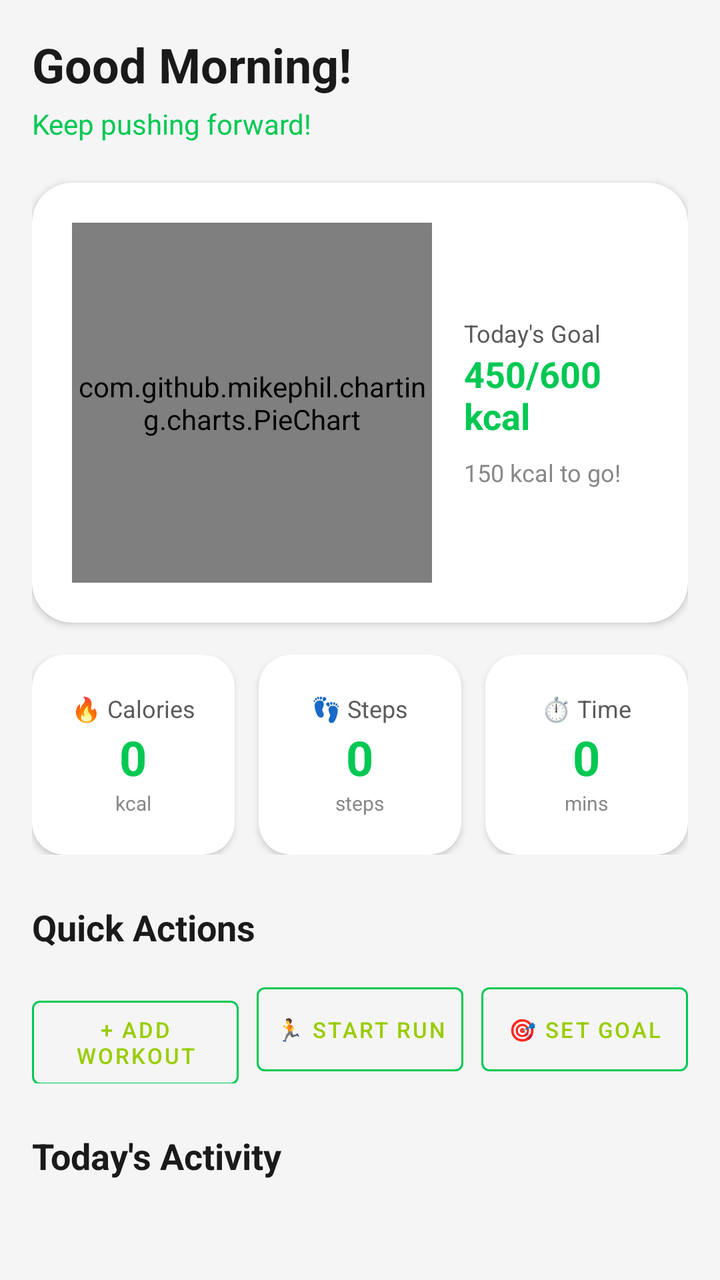
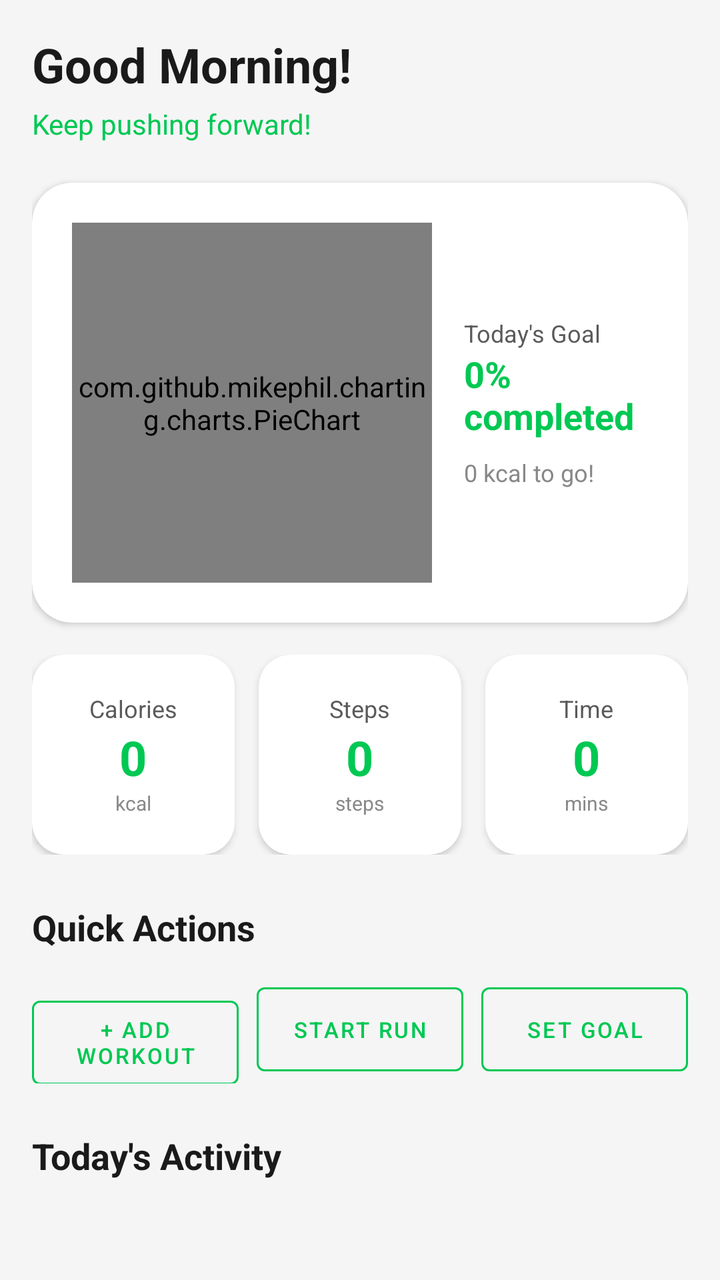

An Android layout rendered at two revisions. The XML below is the earlier revision; the diff shows what the commit changed to produce the second picture.
<!-- AndroidManifest.xml: application theme Theme.FitnessApp -->
<!-- res/layout/fragment_home.xml -->
<?xml version="1.0" encoding="utf-8"?>
<layout xmlns:android="http://schemas.android.com/apk/res/android"
    xmlns:app="http://schemas.android.com/apk/res-auto">

    <data>

    </data>

    <ScrollView
        android:layout_width="match_parent"
        android:layout_height="match_parent"
        android:background="@color/background">

        <LinearLayout
            android:layout_width="match_parent"
            android:layout_height="wrap_content"
            android:orientation="vertical"
            android:padding="16dp">

            
            <TextView
                android:id="@+id/welcomeText"
                android:layout_width="wrap_content"
                android:layout_height="wrap_content"
                android:text="Good Morning!"
                android:textSize="24sp"
                android:textStyle="bold"
                android:textColor="@color/text_primary" />

            <TextView
                android:id="@+id/motivationText"
                android:layout_width="wrap_content"
                android:layout_height="wrap_content"
                android:layout_marginTop="4dp"
                android:text="Keep pushing forward!"
                android:textSize="14sp"
                android:textColor="@color/primary" />

            
            <androidx.cardview.widget.CardView
                android:layout_width="match_parent"
                android:layout_height="wrap_content"
                android:layout_marginTop="20dp"
                app:cardCornerRadius="20dp"
                app:cardBackgroundColor="@color/surface">

                <LinearLayout
                    android:layout_width="match_parent"
                    android:layout_height="wrap_content"
                    android:orientation="vertical"
                    android:padding="20dp"
                    android:gravity="center">

                    <androidx.constraintlayout.widget.ConstraintLayout
                        android:layout_width="match_parent"
                        android:layout_height="wrap_content">

                        <com.github.mikephil.charting.charts.PieChart
                            android:id="@+id/progressChart"
                            android:layout_width="180dp"
                            android:layout_height="180dp"
                            app:layout_constraintStart_toStartOf="parent"
                            app:layout_constraintTop_toTopOf="parent" />

                        <LinearLayout
                            android:layout_width="0dp"
                            android:layout_height="wrap_content"
                            android:layout_marginStart="16dp"
                            android:orientation="vertical"
                            app:layout_constraintEnd_toEndOf="parent"
                            app:layout_constraintStart_toEndOf="@+id/progressChart"
                            app:layout_constraintTop_toTopOf="parent"
                            app:layout_constraintBottom_toBottomOf="parent">

                            <TextView
                                android:layout_width="wrap_content"
                                android:layout_height="wrap_content"
                                android:text="Today's Goal"
                                android:textColor="@color/text_secondary"
                                android:textSize="12sp" />

                            <TextView
                                android:id="@+id/goalProgressText"
                                android:layout_width="wrap_content"
                                android:layout_height="wrap_content"
                                android:text="450/600 kcal"
                                android:textSize="18sp"
                                android:textStyle="bold"
                                android:textColor="@color/primary" />

                            <TextView
                                android:id="@+id/remainingText"
                                android:layout_width="wrap_content"
                                android:layout_height="wrap_content"
                                android:layout_marginTop="8dp"
                                android:text="150 kcal to go!"
                                android:textColor="@color/text_hint"
                                android:textSize="12sp" />
                        </LinearLayout>
                    </androidx.constraintlayout.widget.ConstraintLayout>
                </LinearLayout>
            </androidx.cardview.widget.CardView>

            
            <LinearLayout
                android:layout_width="match_parent"
                android:layout_height="wrap_content"
                android:layout_marginTop="16dp"
                android:orientation="horizontal">

                <androidx.cardview.widget.CardView
                    android:layout_width="0dp"
                    android:layout_height="100dp"
                    android:layout_marginEnd="8dp"
                    android:layout_weight="1"
                    app:cardCornerRadius="16dp"
                    app:cardBackgroundColor="@color/surface">

                    <LinearLayout
                        android:layout_width="match_parent"
                        android:layout_height="match_parent"
                        android:orientation="vertical"
                        android:gravity="center">

                        <TextView
                            android:layout_width="wrap_content"
                            android:layout_height="wrap_content"
                            android:text="@string/label_calories"
                            android:textColor="@color/text_secondary"
                            android:textSize="12sp" />

                        <TextView
                            android:id="@+id/caloriesValue"
                            android:layout_width="wrap_content"
                            android:layout_height="wrap_content"
                            android:text="0"
                            android:textSize="24sp"
                            android:textStyle="bold"
                            android:textColor="@color/primary" />

                        <TextView
                            android:layout_width="wrap_content"
                            android:layout_height="wrap_content"
                            android:text="kcal"
                            android:textColor="@color/text_hint"
                            android:textSize="10sp" />
                    </LinearLayout>
                </androidx.cardview.widget.CardView>

                <androidx.cardview.widget.CardView
                    android:layout_width="0dp"
                    android:layout_height="100dp"
                    android:layout_marginStart="4dp"
                    android:layout_marginEnd="4dp"
                    android:layout_weight="1"
                    app:cardCornerRadius="16dp"
                    app:cardBackgroundColor="@color/surface">

                    <LinearLayout
                        android:layout_width="match_parent"
                        android:layout_height="match_parent"
                        android:orientation="vertical"
                        android:gravity="center">

                        <TextView
                            android:layout_width="wrap_content"
                            android:layout_height="wrap_content"
                            android:text="@string/label_steps"
                            android:textColor="@color/text_secondary"
                            android:textSize="12sp" />

                        <TextView
                            android:id="@+id/stepsValue"
                            android:layout_width="wrap_content"
                            android:layout_height="wrap_content"
                            android:text="0"
                            android:textSize="24sp"
                            android:textStyle="bold"
                            android:textColor="@color/primary" />

                        <TextView
                            android:layout_width="wrap_content"
                            android:layout_height="wrap_content"
                            android:text="steps"
                            android:textColor="@color/text_hint"
                            android:textSize="10sp" />
                    </LinearLayout>
                </androidx.cardview.widget.CardView>

                <androidx.cardview.widget.CardView
                    android:layout_width="0dp"
                    android:layout_height="100dp"
                    android:layout_marginStart="8dp"
                    android:layout_weight="1"
                    app:cardCornerRadius="16dp"
                    app:cardBackgroundColor="@color/surface">

                    <LinearLayout
                        android:layout_width="match_parent"
                        android:layout_height="match_parent"
                        android:orientation="vertical"
                        android:gravity="center">

                        <TextView
                            android:layout_width="wrap_content"
                            android:layout_height="wrap_content"
                            android:text="@string/label_time"
                            android:textColor="@color/text_secondary"
                            android:textSize="12sp" />

                        <TextView
                            android:id="@+id/timeValue"
                            android:layout_width="wrap_content"
                            android:layout_height="wrap_content"
                            android:text="0"
                            android:textSize="24sp"
                            android:textStyle="bold"
                            android:textColor="@color/primary" />

                        <TextView
                            android:layout_width="wrap_content"
                            android:layout_height="wrap_content"
                            android:text="mins"
                            android:textColor="@color/text_hint"
                            android:textSize="10sp" />
                    </LinearLayout>
                </androidx.cardview.widget.CardView>
            </LinearLayout>

            
            <TextView
                android:layout_width="wrap_content"
                android:layout_height="wrap_content"
                android:layout_marginTop="24dp"
                android:text="Quick Actions"
                android:textSize="18sp"
                android:textStyle="bold"
                android:textColor="@color/text_primary" />

            <LinearLayout
                android:layout_width="match_parent"
                android:layout_height="wrap_content"
                android:layout_marginTop="12dp"
                android:orientation="horizontal">

                <com.google.android.material.button.MaterialButton
                    android:id="@+id/btnAddWorkout"
                    android:layout_width="0dp"
                    android:layout_height="54dp"
                    android:layout_marginEnd="6dp"
                    android:layout_weight="1"
                    android:text="@string/action_add_workout"
                    android:textColor="@android:color/holo_green_light"
                    android:textSize="11sp"
                    android:paddingLeft="4dp"
                    android:paddingRight="4dp"
                    style="@style/Widget.MaterialComponents.Button.OutlinedButton"
                    app:strokeColor="@color/primary" />

                <com.google.android.material.button.MaterialButton
                    android:id="@+id/btnStartRunning"
                    android:layout_width="0dp"
                    android:layout_height="54dp"
                    android:layout_marginStart="3dp"
                    android:layout_marginEnd="3dp"
                    android:layout_weight="1"
                    android:text="@string/action_start_run"
                    android:textColor="@android:color/holo_green_light"
                    android:textSize="11sp"
                    android:paddingLeft="4dp"
                    android:paddingRight="4dp"
                    style="@style/Widget.MaterialComponents.Button.OutlinedButton"
                    app:strokeColor="@color/primary" />

                <com.google.android.material.button.MaterialButton
                    android:id="@+id/btnSetGoal"
                    android:layout_width="0dp"
                    android:layout_height="54dp"
                    android:layout_marginStart="6dp"
                    android:layout_weight="1"
                    android:text="@string/action_set_goal"
                    android:textColor="@android:color/holo_green_light"
                    android:textSize="11sp"
                    android:paddingLeft="4dp"
                    android:paddingRight="4dp"
                    style="@style/Widget.MaterialComponents.Button.OutlinedButton"
                    app:strokeColor="@color/primary" />
            </LinearLayout>

            
            <TextView
                android:layout_width="wrap_content"
                android:layout_height="wrap_content"
                android:layout_marginTop="24dp"
                android:text="Today's Activity"
                android:textSize="18sp"
                android:textStyle="bold"
                android:textColor="@color/text_primary" />

            <androidx.recyclerview.widget.RecyclerView
                android:id="@+id/todayWorkoutsRecycler"
                android:layout_width="match_parent"
                android:layout_height="wrap_content"
                android:layout_marginTop="8dp"
                android:nestedScrollingEnabled="false" />



        </LinearLayout>
    </ScrollView>
</layout>
<!-- resources referenced by this layout -->
<resources>
  <color name="background">#F5F5F5</color>
  <color name="primary">#00C853</color>
  <color name="surface">#FFFFFF</color>
  <color name="text_hint">#888888</color>
  <color name="text_primary">#1A1A1A</color>
  <color name="text_secondary">#5A5A5A</color>
  <string name="action_add_workout">+ Add Workout</string>
  <string name="action_set_goal">\uD83C\uDFAF Set Goal</string>
  <string name="action_start_run">\uD83C\uDFC3 Start Run</string>
  <string name="label_calories">\uD83D\uDD25 Calories</string>
  <string name="label_steps">\uD83D\uDC63 Steps</string>
  <string name="label_time">\u23F1\uFE0F Time</string>
  <style name="Theme.FitnessApp" parent="Theme.MaterialComponents.Light.NoActionBar">
          <item name="colorPrimary">@color/primary</item>
          <item name="colorPrimaryVariant">@color/primary_dark</item>
          <item name="colorOnPrimary">@color/background</item>
          <item name="colorSecondary">@color/secondary</item>
          <item name="colorSecondaryVariant">@color/secondary</item>
          <item name="colorOnSecondary">@color/text_primary</item>
          <item name="android:statusBarColor">@color/background</item>
          <item name="android:windowLightStatusBar">true</item>
          <item name="android:windowBackground">@color/background</item>
          <item name="materialThemeOverlay">@style/ThemeOverlay.FitnessApp.Light</item>
      </style>
  <color name="primary_dark">#009624</color>
  <color name="secondary">#FF6584</color>
  <style name="ThemeOverlay.FitnessApp.Light" parent="ThemeOverlay.MaterialComponents.Light">
          <item name="colorSurface">@color/surface</item>
          <item name="colorOnSurface">@color/text_primary</item>
          <item name="colorError">@color/error</item>
      </style>
  <color name="error">#D32F2F</color>
</resources>

<!-- the commit's change to res/layout/fragment_home.xml (unified diff, before → after) -->
@@ -83,7 +83,7 @@
                                 android:id="@+id/goalProgressText"
                                 android:layout_width="wrap_content"
                                 android:layout_height="wrap_content"
-                                android:text="450/600 kcal"
+                                android:text="0% completed"
                                 android:textSize="18sp"
                                 android:textStyle="bold"
                                 android:textColor="@color/primary" />
@@ -93,7 +93,7 @@
                                 android:layout_width="wrap_content"
                                 android:layout_height="wrap_content"
                                 android:layout_marginTop="8dp"
-                                android:text="150 kcal to go!"
+                                android:text="0 kcal to go!"
                                 android:textColor="@color/text_hint"
                                 android:textSize="12sp" />
                         </LinearLayout>
@@ -102,6 +102,8 @@
             </androidx.cardview.widget.CardView>
 
             
+
+            
             <LinearLayout
                 android:layout_width="match_parent"
                 android:layout_height="wrap_content"
@@ -125,7 +127,7 @@
                         <TextView
                             android:layout_width="wrap_content"
                             android:layout_height="wrap_content"
-                            android:text="@string/label_calories"
+                            android:text="Calories"
                             android:textColor="@color/text_secondary"
                             android:textSize="12sp" />
 
@@ -165,7 +167,7 @@
                         <TextView
                             android:layout_width="wrap_content"
                             android:layout_height="wrap_content"
-                            android:text="@string/label_steps"
+                            android:text="Steps"
                             android:textColor="@color/text_secondary"
                             android:textSize="12sp" />
 
@@ -204,7 +206,7 @@
                         <TextView
                             android:layout_width="wrap_content"
                             android:layout_height="wrap_content"
-                            android:text="@string/label_time"
+                            android:text="Time"
                             android:textColor="@color/text_secondary"
                             android:textSize="12sp" />
 
@@ -249,11 +251,9 @@
                     android:layout_height="54dp"
                     android:layout_marginEnd="6dp"
                     android:layout_weight="1"
-                    android:text="@string/action_add_workout"
-                    android:textColor="@android:color/holo_green_light"
+                    android:text="+ ADD WORKOUT"
+                    android:textColor="@color/primary"
                     android:textSize="11sp"
-                    android:paddingLeft="4dp"
-                    android:paddingRight="4dp"
                     style="@style/Widget.MaterialComponents.Button.OutlinedButton"
                     app:strokeColor="@color/primary" />
 
@@ -264,11 +264,9 @@
                     android:layout_marginStart="3dp"
                     android:layout_marginEnd="3dp"
                     android:layout_weight="1"
-                    android:text="@string/action_start_run"
-                    android:textColor="@android:color/holo_green_light"
+                    android:text="START RUN"
+                    android:textColor="@color/primary"
                     android:textSize="11sp"
-                    android:paddingLeft="4dp"
-                    android:paddingRight="4dp"
                     style="@style/Widget.MaterialComponents.Button.OutlinedButton"
                     app:strokeColor="@color/primary" />
 
@@ -278,11 +276,9 @@
                     android:layout_height="54dp"
                     android:layout_marginStart="6dp"
                     android:layout_weight="1"
-                    android:text="@string/action_set_goal"
-                    android:textColor="@android:color/holo_green_light"
+                    android:text="SET GOAL"
+                    android:textColor="@color/primary"
                     android:textSize="11sp"
-                    android:paddingLeft="4dp"
-                    android:paddingRight="4dp"
                     style="@style/Widget.MaterialComponents.Button.OutlinedButton"
                     app:strokeColor="@color/primary" />
             </LinearLayout>
@@ -304,8 +300,6 @@
                 android:layout_marginTop="8dp"
                 android:nestedScrollingEnabled="false" />
 
-
-
         </LinearLayout>
     </ScrollView>
 </layout>
<!-- resource entries referenced after the edit -->
@@ -6,12 +6,6 @@
   <color name="text_hint">#888888</color>
   <color name="text_primary">#1A1A1A</color>
   <color name="text_secondary">#5A5A5A</color>
-  <string name="action_add_workout">+ Add Workout</string>
-  <string name="action_set_goal">\uD83C\uDFAF Set Goal</string>
-  <string name="action_start_run">\uD83C\uDFC3 Start Run</string>
-  <string name="label_calories">\uD83D\uDD25 Calories</string>
-  <string name="label_steps">\uD83D\uDC63 Steps</string>
-  <string name="label_time">\u23F1\uFE0F Time</string>
   <style name="Theme.FitnessApp" parent="Theme.MaterialComponents.Light.NoActionBar">
           <item name="colorPrimary">@color/primary</item>
           <item name="colorPrimaryVariant">@color/primary_dark</item>
